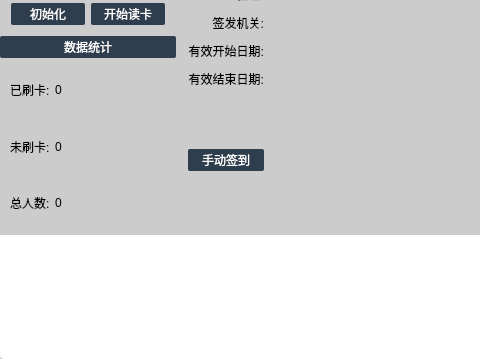
The window that IDReader/gui/MainWidget.ui (xtuer/Qt) describes before a commit, drawn with Qt 5; both pictures show x 0 to 480 and y 193 to 552 of the 650 by 552 pixel window.
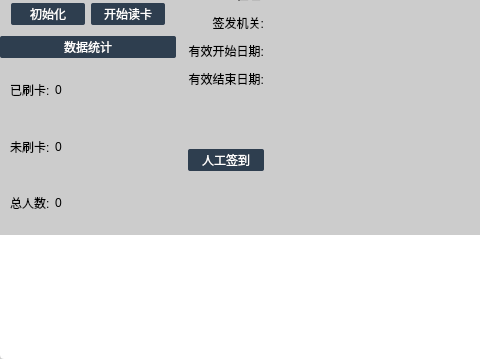
The same window after the commit. Icons and pictures are not drawn.

Commit message: 人工签到

```diff
--- a/IDReader/gui/MainWidget.ui
+++ b/IDReader/gui/MainWidget.ui
@@ -554,7 +554,7 @@
          <item row="9" column="0">
           <widget class="QPushButton" name="manualSignInButton">
            <property name="text">
-            <string>手动签到</string>
+            <string>人工签到</string>
            </property>
           </widget>
          </item>
```
The commit also changes 2 other files.
